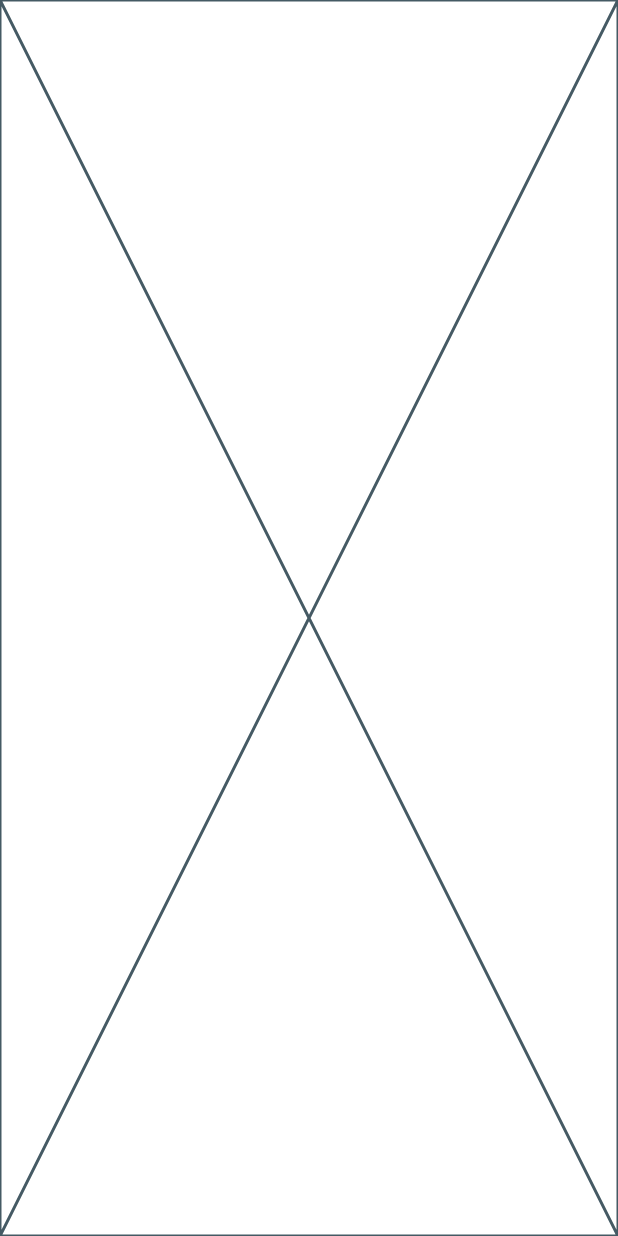
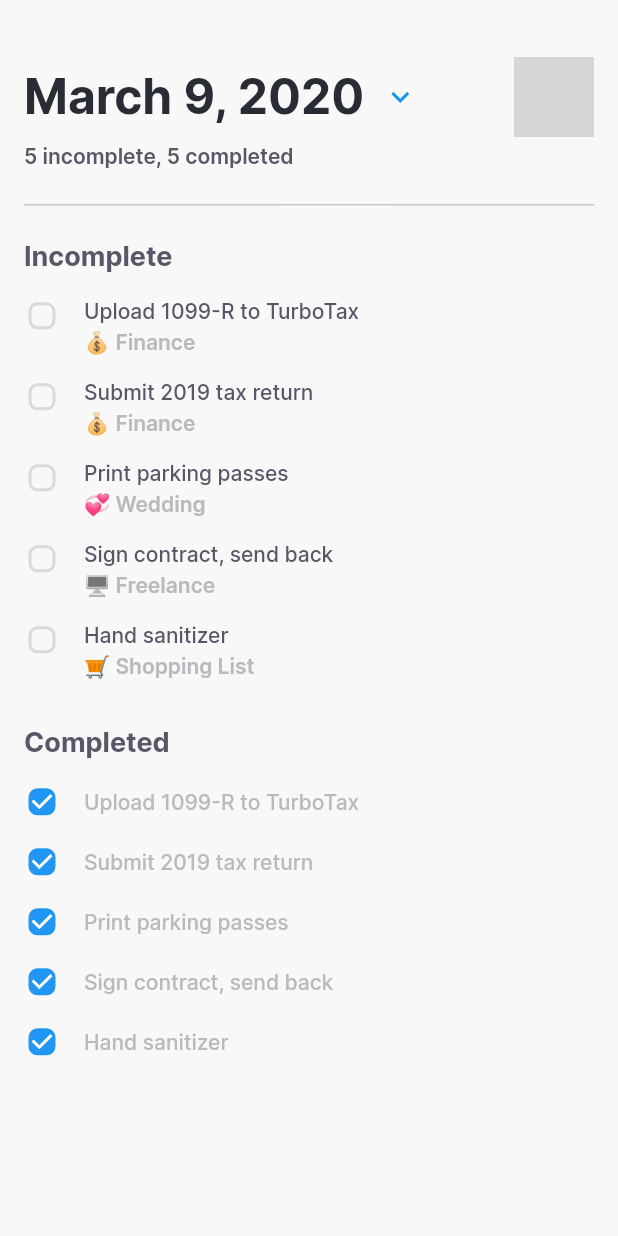
Before and after one commit to AbelTarazona/applaudo_flutter_challenge, a Flutter app: the screen it shows after launch, on a phone screen of 412 x 824 dp. Run offline on Flutter 3.47's test engine with Material 2 defaults, Android fonts, the phone set to English and light mode, and no system bars; network calls fail; grey boxes are pictures that could not be loaded.

Commit message:
structuring design with mock

```diff
--- a/lib/core/app/ap_colors.dart
+++ b/lib/core/app/ap_colors.dart
@@ -1,9 +1,12 @@
 import 'package:flutter/material.dart';
 
 class APColors {
-  Color licorice = const Color(0xFF292B35);
-  Color smoke = const Color(0xFFF8F8F8);
-  Color comet = const Color(0xFF575767);
-  Color ghost = const Color(0xFFB9B9BE);
-  Color dodgerBlue = const Color(0xFF1294F2);
+  APColors._();
+
+  static const Color licorice = Color(0xFF292B35);
+  static const Color smoke = Color(0xFFF8F8F8);
+  static const Color comet = Color(0xFF575767);
+  static const Color ghost = Color(0xFFB9B9BE);
+  static const Color dodgerBlue = Color(0xFF1294F2);
+  static const Color gainsboro = Color(0xFFDADADA);
 }
--- /dev/null
+++ b/lib/core/utils/mock.dart
@@ -0,0 +1,29 @@
+class Mock {
+  Mock._();
+
+  static const String profileImage =
+      'https://buffer.com/library/content/images/2020/05/Ash-Read.png';
+
+  static List<MKTask> incompleteTasks = [
+    MKTask(title: 'Upload 1099-R to TurboTax', category: '💰 Finance'),
+    MKTask(title: 'Submit 2019 tax return', category: '💰 Finance'),
+    MKTask(title: 'Print parking passes', category: '💞 Wedding'),
+    MKTask(title: 'Sign contract, send back', category: '🖥️ Freelance'),
+    MKTask(title: 'Hand sanitizer', category: '🛒 Shopping List'),
+  ];
+
+  static List<MKTask> completeTasks = [
+    MKTask(title: 'Check on FedEx Order'),
+    MKTask(title: 'Look at new plugins'),
+    MKTask(title: 'Respond to catering company'),
+    MKTask(title: 'Reschedule morning coffee'),
+    MKTask(title: 'Hand sanitizer'),
+  ];
+}
+
+class MKTask {
+  final String title;
+  final String category;
+
+  MKTask({required this.title, this.category = ''});
+}
--- /dev/null
+++ b/lib/core/utils/screen.dart
@@ -0,0 +1,9 @@
+import 'package:flutter/material.dart';
+
+class ScreenSize {
+  ScreenSize._();
+  static double width(BuildContext context) =>
+      MediaQuery.of(context).size.width;
+  static double height(BuildContext context) =>
+      MediaQuery.of(context).size.height;
+}
--- /dev/null
+++ b/lib/core/utils/spacer.dart
@@ -0,0 +1,11 @@
+// ignore_for_file: use_key_in_widget_constructors
+
+import 'package:flutter/material.dart';
+
+class HSpacer extends SizedBox {
+  const HSpacer(double size) : super(width: size);
+}
+
+class VSpacer extends SizedBox {
+  const VSpacer(double size) : super(height: size);
+}
--- /dev/null
+++ b/lib/core/widgets/ap_checkbox.dart
@@ -0,0 +1,22 @@
+import 'package:flutter/material.dart';
+import 'package:todo/core/app/ap_colors.dart';
+
+class APCheckbox extends StatelessWidget {
+  final Function(bool?) onChanged;
+  final bool value;
+
+  const APCheckbox({Key? key, required this.onChanged, required this.value})
+      : super(key: key);
+
+  @override
+  Widget build(BuildContext context) {
+    return Checkbox(
+      value: value,
+      onChanged: onChanged,
+      side: const BorderSide(color: APColors.gainsboro, width: 2),
+      shape: RoundedRectangleBorder(borderRadius: BorderRadius.circular(6)),
+      materialTapTargetSize: MaterialTapTargetSize.shrinkWrap,
+      visualDensity: const VisualDensity(horizontal: -4, vertical: -4),
+    );
+  }
+}
--- a/lib/main.dart
+++ b/lib/main.dart
@@ -1,4 +1,5 @@
 import 'package:flutter/material.dart';
+import 'package:todo/core/app/ap_colors.dart';
 import 'package:todo/presentation/pages/home_page.dart';
 
 void main() {
@@ -12,7 +13,12 @@ class MyApp extends StatelessWidget {
   Widget build(BuildContext context) {
     return MaterialApp(
       title: 'Applaudo',
-      theme: ThemeData(fontFamily: 'Inter'),
+      theme: ThemeData(
+          scaffoldBackgroundColor: APColors.smoke,
+          textTheme: Theme.of(context).textTheme.apply(
+                bodyColor: APColors.comet,
+                fontFamily: 'Inter',
+              )),
       home: const HomePage(),
     );
   }
--- a/lib/presentation/pages/home_page.dart
+++ b/lib/presentation/pages/home_page.dart
@@ -1,10 +1,124 @@
 import 'package:flutter/material.dart';
+import 'package:todo/core/app/ap_colors.dart';
+import 'package:todo/core/utils/mock.dart';
+import 'package:todo/core/utils/screen.dart';
+import 'package:todo/core/utils/spacer.dart';
+import 'package:todo/presentation/widgets/item_complete_task.dart';
+import 'package:todo/presentation/widgets/item_incomplete_task.dart';
 
 class HomePage extends StatelessWidget {
   const HomePage({Key? key}) : super(key: key);
 
   @override
   Widget build(BuildContext context) {
-    return const Placeholder();
+    return const HomeView();
   }
 }
+
+class HomeView extends StatelessWidget {
+  const HomeView({Key? key}) : super(key: key);
+
+  @override
+  Widget build(BuildContext context) {
+    return Scaffold(
+      body: SafeArea(
+        child: Padding(
+          padding:
+              const EdgeInsets.only(left: 16, right: 16, top: 38, bottom: 30),
+          child: Column(
+            crossAxisAlignment: CrossAxisAlignment.start,
+            children: [
+              Row(
+                children: [
+                  const Text(
+                    "March 9, 2020",
+                    style: TextStyle(
+                        color: APColors.licorice,
+                        fontSize: 32,
+                        fontWeight: FontWeight.w700),
+                  ),
+                  IconButton(
+                    onPressed: () {},
+                    icon: const Icon(
+                      Icons.keyboard_arrow_down,
+                      color: APColors.dodgerBlue,
+                    ),
+                    splashRadius: 20,
+                  ),
+                  const Spacer(),
+                  Image.network(
+                    Mock.profileImage,
+                    width: ScreenSize.width(context) * 0.13,
+                    height: ScreenSize.width(context) * 0.13,
+                  )
+                ],
+              ),
+              const VSpacer(4),
+              const Text(
+                '5 incomplete, 5 completed',
+                style: TextStyle(
+                  fontWeight: FontWeight.w600,
+                ),
+              ),
+              const VSpacer(16),
+              Divider(
+                color: Colors.black.withOpacity(0.3),
+              ),
+              const VSpacer(16),
+              Expanded(
+                child: SingleChildScrollView(
+                  physics: const BouncingScrollPhysics(),
+                  child: Column(
+                    crossAxisAlignment: CrossAxisAlignment.start,
+                    children: [
+                      const Text(
+                        'Incomplete',
+                        style: TextStyle(
+                          fontWeight: FontWeight.w700,
+                          fontSize: 18,
+                        ),
+                      ),
+                      const VSpacer(16),
+                      ListView.separated(
+                          shrinkWrap: true,
+                          physics: const NeverScrollableScrollPhysics(),
+                          itemBuilder: (context, pos) {
+                            return ItemIncompleteTask(
+                              title: Mock.incompleteTasks[pos].title,
+                              category: Mock.incompleteTasks[pos].category,
+                            );
+                          },
+                          separatorBuilder: (context, pos) {
+                            return const VSpacer(16);
+                          },
+                          itemCount: Mock.incompleteTasks.length),
+                      const VSpacer(32),
+                      const Text(
+                        'Completed',
+                        style: TextStyle(
+                          fontWeight: FontWeight.w700,
+                          fontSize: 18,
+                        ),
+                      ),
+                      const VSpacer(16),
+                      ListView.separated(
+                          shrinkWrap: true,
+                          physics: const NeverScrollableScrollPhysics(),
+                          itemBuilder: (context, pos) {
+                            return ItemCompleteTask(title: Mock.incompleteTasks[pos].title);
+                          },
+                          separatorBuilder: (context, pos) {
+                            return const VSpacer(16);
+                          },
+                          itemCount: Mock.incompleteTasks.length)
+                    ],
+                  ),
+                ),
+              )
+            ],
+          ),
+        ),
+      ),
+    );
+  }
+}
--- /dev/null
+++ b/lib/presentation/widgets/item_complete_task.dart
@@ -0,0 +1,26 @@
+import 'package:flutter/material.dart';
+import 'package:todo/core/app/ap_colors.dart';
+import 'package:todo/core/utils/spacer.dart';
+import 'package:todo/core/widgets/ap_checkbox.dart';
+
+class ItemCompleteTask extends StatelessWidget {
+  final String title;
+
+  const ItemCompleteTask({Key? key, required this.title}) : super(key: key);
+
+  @override
+  Widget build(BuildContext context) {
+    return Row(
+      children: [
+        APCheckbox(onChanged: (val) {}, value: true),
+        const HSpacer(16),
+        Expanded(
+          child: Text(
+            title,
+            style: const TextStyle(fontWeight: FontWeight.w500, color: APColors.ghost),
+          ),
+        )
+      ],
+    );
+  }
+}
--- /dev/null
+++ b/lib/presentation/widgets/item_incomplete_task.dart
@@ -0,0 +1,42 @@
+import 'package:flutter/material.dart';
+import 'package:todo/core/app/ap_colors.dart';
+import 'package:todo/core/utils/spacer.dart';
+import 'package:todo/core/widgets/ap_checkbox.dart';
+
+class ItemIncompleteTask extends StatelessWidget {
+  final String title;
+  final String category;
+
+  const ItemIncompleteTask(
+      {Key? key, required this.title, required this.category})
+      : super(key: key);
+
+  @override
+  Widget build(BuildContext context) {
+    return Row(
+      crossAxisAlignment: CrossAxisAlignment.start,
+      children: [
+        APCheckbox(onChanged: (val) {}, value: false),
+        const HSpacer(16),
+        Expanded(
+          child: Column(
+            mainAxisSize: MainAxisSize.min,
+            crossAxisAlignment: CrossAxisAlignment.start,
+            children: [
+              Text(
+                title,
+                style: const TextStyle(fontWeight: FontWeight.w500),
+              ),
+              const VSpacer(4),
+              Text(
+                category,
+                style: const TextStyle(
+                    color: APColors.ghost, fontWeight: FontWeight.w600),
+              ),
+            ],
+          ),
+        )
+      ],
+    );
+  }
+}
```
